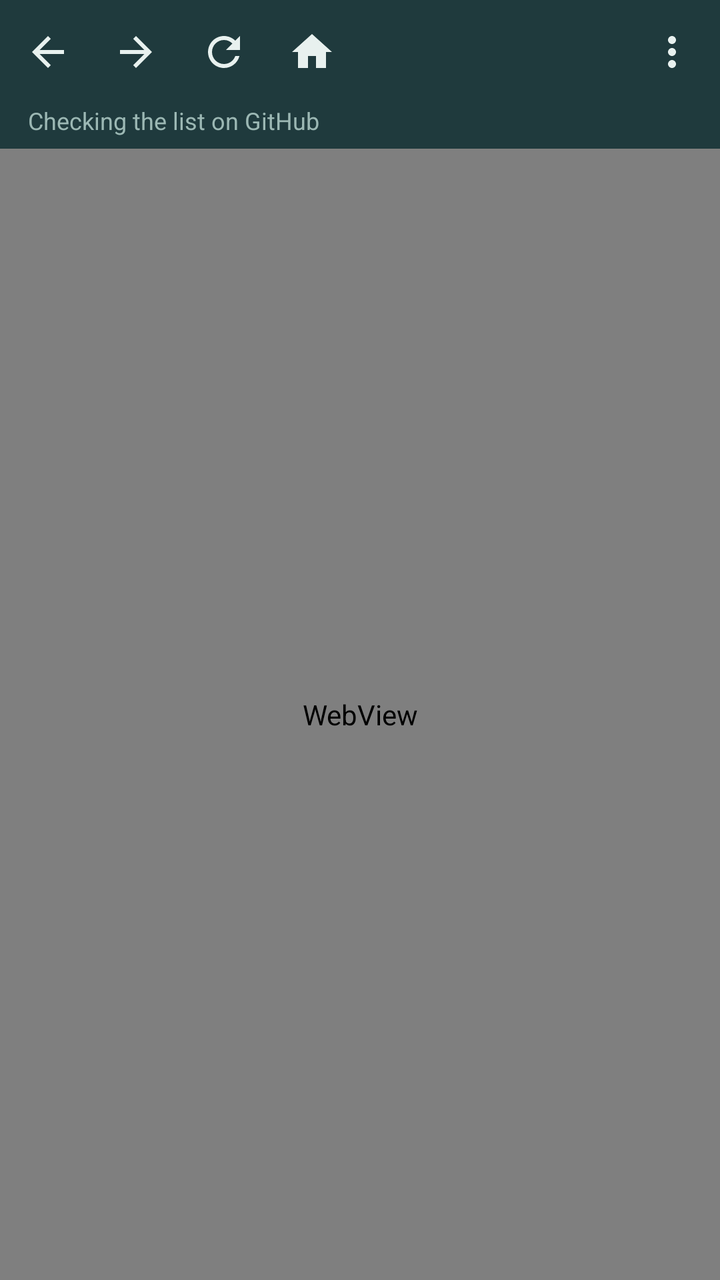
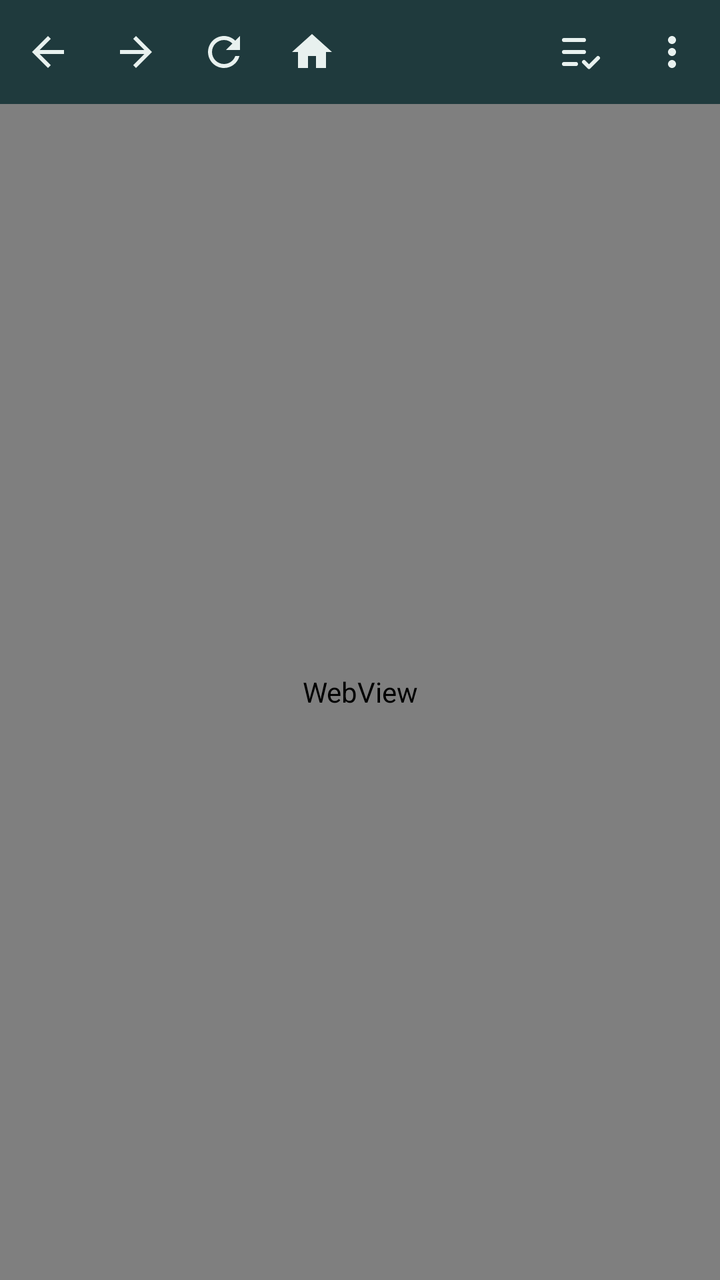

An Android layout rendered at two revisions. The XML below is the earlier revision; the diff shows what the commit changed to produce the second picture.
<!-- AndroidManifest.xml: application theme AppTheme -->
<!-- res/layout/activity_main.xml -->
<?xml version="1.0" encoding="utf-8"?>
<LinearLayout xmlns:android="http://schemas.android.com/apk/res/android"
    android:layout_width="match_parent"
    android:layout_height="match_parent"
    android:background="@color/bar"
    android:orientation="vertical">

    <LinearLayout
        android:layout_width="match_parent"
        android:layout_height="@dimen/toolbar_height"
        android:gravity="center_vertical"
        android:orientation="horizontal"
        android:paddingStart="2dp"
        android:paddingEnd="2dp">

        <ImageButton android:id="@+id/back" style="@style/ToolButton"
            android:contentDescription="Back" android:src="@drawable/ic_back" />
        <ImageButton android:id="@+id/forward" style="@style/ToolButton"
            android:contentDescription="Forward" android:src="@drawable/ic_forward" />
        <ImageButton android:id="@+id/reload" style="@style/ToolButton"
            android:contentDescription="Reload" android:src="@drawable/ic_reload" />
        <ImageButton android:id="@+id/home" style="@style/ToolButton"
            android:contentDescription="Home" android:src="@drawable/ic_home" />

        
        <TextView
            android:id="@+id/pageTitle"
            android:layout_width="0dp"
            android:layout_height="wrap_content"
            android:layout_marginStart="6dp"
            android:layout_weight="1"
            android:ellipsize="end"
            android:singleLine="true"
            android:textColor="@color/ink"
            android:textSize="@dimen/title_size"
            android:textStyle="bold" />

        <ImageButton android:id="@+id/menu" style="@style/ToolButton"
            android:layout_marginStart="2dp"
            android:contentDescription="More options" android:src="@drawable/ic_menu" />
    </LinearLayout>

    <TextView
        android:id="@+id/updateBanner"
        android:layout_width="match_parent"
        android:layout_height="wrap_content"
        android:background="@color/update"
        android:paddingStart="@dimen/edge"
        android:paddingTop="10dp"
        android:paddingEnd="@dimen/edge"
        android:paddingBottom="10dp"
        android:textColor="@color/bar"
        android:textSize="14sp"
        android:visibility="gone" />

    <TextView
        android:id="@+id/status"
        android:layout_width="match_parent"
        android:layout_height="wrap_content"
        android:background="?android:attr/selectableItemBackground"
        android:paddingStart="@dimen/edge"
        android:paddingEnd="@dimen/edge"
        android:paddingBottom="6dp"
        android:singleLine="true"
        android:ellipsize="end"
        android:text="@string/checking"
        android:textColor="@color/muted"
        android:textSize="12sp" />

    
    <LinearLayout
        android:id="@+id/frameNote"
        android:layout_width="match_parent"
        android:layout_height="wrap_content"
        android:gravity="center_vertical"
        android:orientation="horizontal"
        android:paddingStart="@dimen/edge"
        android:paddingEnd="4dp"
        android:visibility="gone">

        <TextView
            android:id="@+id/frameNoteText"
            android:layout_width="0dp"
            android:layout_height="wrap_content"
            android:layout_weight="1"
            android:paddingTop="8dp"
            android:paddingBottom="8dp"
            android:textSize="13sp" />

        <TextView
            android:id="@+id/frameNoteAsk"
            android:layout_width="wrap_content"
            android:layout_height="40dp"
            android:background="?android:attr/selectableItemBackground"
            android:gravity="center"
            android:paddingStart="12dp"
            android:paddingEnd="12dp"
            android:text="Ask"
            android:textSize="14sp"
            android:textStyle="bold" />

        <ImageButton
            android:id="@+id/frameNoteClose"
            android:layout_width="40dp"
            android:layout_height="40dp"
            android:background="?android:attr/selectableItemBackgroundBorderless"
            android:contentDescription="Close"
            android:scaleType="center"
            android:src="@drawable/ic_d_x" />
    </LinearLayout>

    <WebView
        android:id="@+id/web"
        android:layout_width="match_parent"
        android:layout_height="0dp"
        android:layout_weight="1" />
</LinearLayout>
<!-- resources referenced by this layout -->
<resources>
  <color name="bar">#1F3A3D</color>
  <color name="ink">#E8F1EF</color>
  <color name="muted">#9CB8B4</color>
  <color name="update">#7FD1A8</color>
  <dimen name="edge">8dp</dimen>
  <dimen name="title_size">14sp</dimen>
  <dimen name="toolbar_height">44dp</dimen>
  <!-- drawable ic_back (drawable) -->
  <?xml version="1.0" encoding="utf-8"?>
  <vector xmlns:android="http://schemas.android.com/apk/res/android"
      android:width="24dp" android:height="24dp" android:viewportWidth="24" android:viewportHeight="24">
      <path android:fillColor="#E8F1EF" android:pathData="M20,11H7.83l5.59,-5.59L12,4l-8,8 8,8 1.41,-1.41L7.83,13H20v-2z" />
  </vector>
  <!-- drawable ic_forward (drawable) -->
  <?xml version="1.0" encoding="utf-8"?>
  <vector xmlns:android="http://schemas.android.com/apk/res/android"
      android:width="24dp" android:height="24dp" android:viewportWidth="24" android:viewportHeight="24">
      <path android:fillColor="#E8F1EF" android:pathData="M12,4l-1.41,1.41L16.17,11H4v2h12.17l-5.58,5.59L12,20l8,-8z" />
  </vector>
  <!-- drawable ic_home (drawable) -->
  <?xml version="1.0" encoding="utf-8"?>
  <vector xmlns:android="http://schemas.android.com/apk/res/android"
      android:width="24dp" android:height="24dp" android:viewportWidth="24" android:viewportHeight="24">
      <path android:fillColor="#E8F1EF" android:pathData="M10,20v-6h4v6h5v-8h3L12,3 2,12h3v8z" />
  </vector>
  <!-- drawable ic_menu (drawable) -->
  <?xml version="1.0" encoding="utf-8"?>
  <vector xmlns:android="http://schemas.android.com/apk/res/android"
      android:width="24dp" android:height="24dp" android:viewportWidth="24" android:viewportHeight="24">
      <path android:fillColor="#E8F1EF" android:pathData="M12,8c1.1,0 2,-0.9 2,-2s-0.9,-2 -2,-2 -2,0.9 -2,2 0.9,2 2,2zM12,10c-1.1,0 -2,0.9 -2,2s0.9,2 2,2 2,-0.9 2,-2 -0.9,-2 -2,-2zM12,16c-1.1,0 -2,0.9 -2,2s0.9,2 2,2 2,-0.9 2,-2 -0.9,-2 -2,-2z" />
  </vector>
  <!-- drawable ic_reload (drawable) -->
  <?xml version="1.0" encoding="utf-8"?>
  <vector xmlns:android="http://schemas.android.com/apk/res/android"
      android:width="24dp" android:height="24dp" android:viewportWidth="24" android:viewportHeight="24">
      <path android:fillColor="#E8F1EF" android:pathData="M17.65,6.35C16.2,4.9 14.21,4 12,4c-4.42,0 -7.99,3.58 -7.99,8s3.57,8 7.99,8c3.73,0 6.84,-2.55 7.73,-6h-2.08c-0.82,2.33 -3.04,4 -5.65,4 -3.31,0 -6,-2.69 -6,-6s2.69,-6 6,-6c1.66,0 3.14,0.69 4.22,1.78L13,11h7V4l-2.35,2.35z" />
  </vector>
  <string name="checking">Checking the list on GitHub</string>
  <style name="ToolButton">
          <item name="android:layout_width">@dimen/tool_button</item>
          <item name="android:layout_height">@dimen/tool_button</item>
          <item name="android:background">?android:attr/selectableItemBackgroundBorderless</item>
          <item name="android:scaleType">center</item>
      </style>
  <dimen name="tool_button">38dp</dimen>
  <color name="accent">#1F5F55</color>
  <color name="text">#1C2B2D</color>
  <!-- unchanged entries left out for length: 2 -->
</resources>

<!-- the commit's change to res/layout/activity_main.xml (unified diff, before → after) -->
@@ -1,5 +1,6 @@
 <?xml version="1.0" encoding="utf-8"?>
 <LinearLayout xmlns:android="http://schemas.android.com/apk/res/android"
+    android:id="@+id/root"
     android:layout_width="match_parent"
     android:layout_height="match_parent"
     android:background="@color/bar"
@@ -35,6 +36,10 @@
             android:textSize="@dimen/title_size"
             android:textStyle="bold" />
 
+        
+        <ImageButton android:id="@+id/listCheck" style="@style/ToolButton"
+            android:contentDescription="Check the list now" android:src="@drawable/ic_list_check" />
+
         <ImageButton android:id="@+id/menu" style="@style/ToolButton"
             android:layout_marginStart="2dp"
             android:contentDescription="More options" android:src="@drawable/ic_menu" />
@@ -61,11 +66,11 @@
         android:paddingStart="@dimen/edge"
         android:paddingEnd="@dimen/edge"
         android:paddingBottom="6dp"
-        android:singleLine="true"
+        android:maxLines="2"
         android:ellipsize="end"
-        android:text="@string/checking"
         android:textColor="@color/muted"
-        android:textSize="12sp" />
+        android:textSize="12sp"
+        android:visibility="gone" />
 
     
     <LinearLayout
<!-- resource entries referenced after the edit -->
@@ -25,6 +25,13 @@
       android:width="24dp" android:height="24dp" android:viewportWidth="24" android:viewportHeight="24">
       <path android:fillColor="#E8F1EF" android:pathData="M10,20v-6h4v6h5v-8h3L12,3 2,12h3v8z" />
   </vector>
+  <!-- drawable ic_list_check (drawable) -->
+  <?xml version="1.0" encoding="utf-8"?>
+  <vector xmlns:android="http://schemas.android.com/apk/res/android"
+      android:width="24dp" android:height="24dp" android:viewportWidth="24" android:viewportHeight="24">
+      <path android:pathData="M4,6 L14,6 M4,12 L14,12 M4,18 L10,18" android:strokeColor="#E8F1EF" android:strokeWidth="2" android:strokeLineCap="round" />
+      <path android:pathData="M14,17 L16.5,19.5 L21,15" android:strokeColor="#E8F1EF" android:strokeWidth="2" android:strokeLineCap="round" android:strokeLineJoin="round" />
+  </vector>
   <!-- drawable ic_menu (drawable) -->
   <?xml version="1.0" encoding="utf-8"?>
   <vector xmlns:android="http://schemas.android.com/apk/res/android"
@@ -37,7 +44,6 @@
       android:width="24dp" android:height="24dp" android:viewportWidth="24" android:viewportHeight="24">
       <path android:fillColor="#E8F1EF" android:pathData="M17.65,6.35C16.2,4.9 14.21,4 12,4c-4.42,0 -7.99,3.58 -7.99,8s3.57,8 7.99,8c3.73,0 6.84,-2.55 7.73,-6h-2.08c-0.82,2.33 -3.04,4 -5.65,4 -3.31,0 -6,-2.69 -6,-6s2.69,-6 6,-6c1.66,0 3.14,0.69 4.22,1.78L13,11h7V4l-2.35,2.35z" />
   </vector>
-  <string name="checking">Checking the list on GitHub</string>
   <style name="ToolButton">
           <item name="android:layout_width">@dimen/tool_button</item>
           <item name="android:layout_height">@dimen/tool_button</item>
